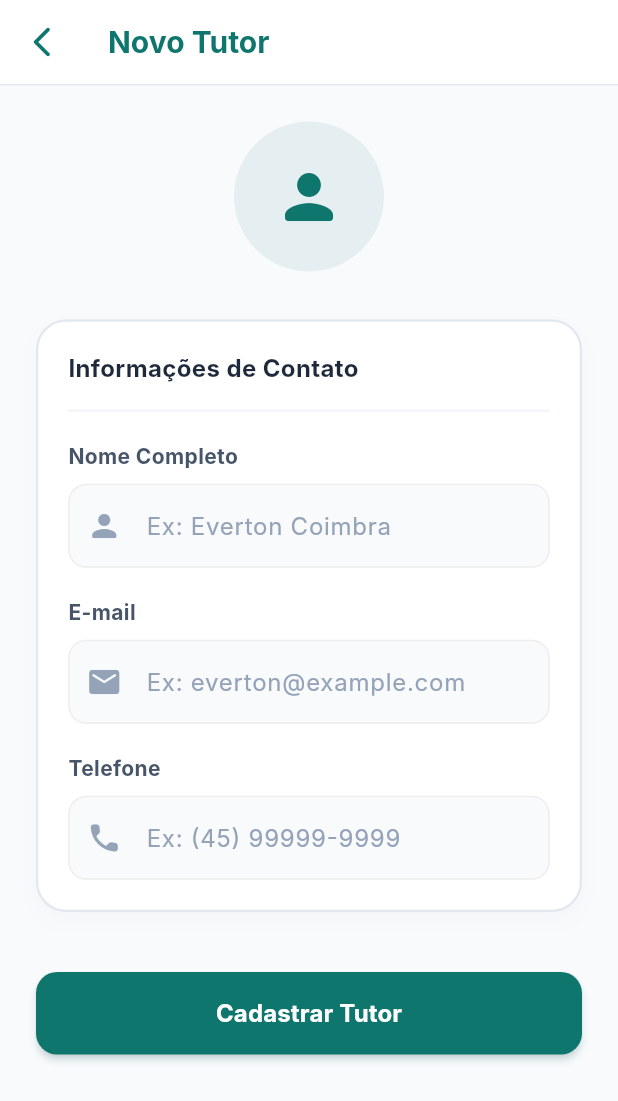
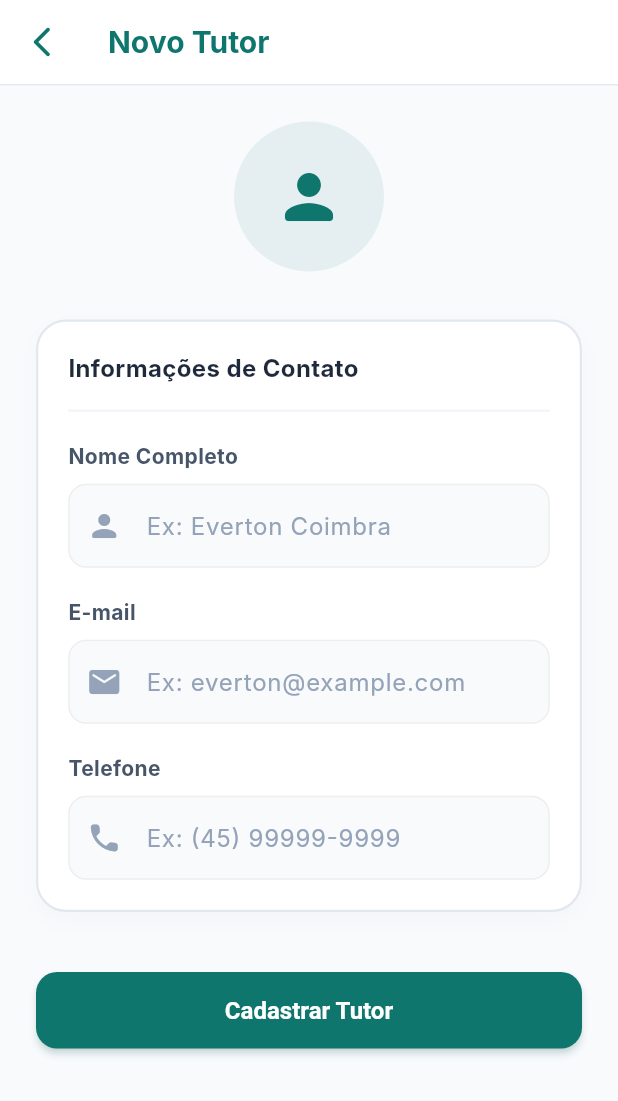
Before and after one commit to evertonfoz/dm_sqlite, a Flutter app: the screen it shows once a user with an empty profile is signed in, after a tap on "Novo Tutor", on a phone screen of 412 x 824 dp. Shown: the top 1101 px of the screen. Run offline on Flutter 3.47's test engine with Material 3 defaults, Android fonts, the phone set to English and light mode, and no system bars; our stand-ins replace flutter_dotenv, sqflite, supabase_flutter; accounts and stored records are empty; Roboto replaces fonts that are missing (Inter).

Commit message:
feat(auth): align onboarding UI and global button themes with PDF specs

```diff
--- a/pet_care/lib/features/auth/presentation/pages/onboarding_page.dart
+++ b/pet_care/lib/features/auth/presentation/pages/onboarding_page.dart
@@ -17,50 +17,81 @@
       backgroundColor: const Color(0xFFF8FAFC),
       body: SafeArea(
         child: Padding(
-          padding: const EdgeInsets.symmetric(horizontal: 24.0, vertical: 16.0),
+          padding: const EdgeInsets.all(24.0),
           child: Column(
-            mainAxisAlignment: MainAxisAlignment.center,
             children: [
               const Spacer(),
-              // Ícone ou Elemento Visual Principal
-              Container(
-                padding: const EdgeInsets.all(24.0),
-                decoration: const BoxDecoration(
-                  color: Color(0xFFE6F4F2),
-                  shape: BoxShape.circle,
+              _buildIcon(),
+              const SizedBox(height: 32),
+              _buildTitle(),
+              const SizedBox(height: 16),
+              _buildDescription(),
+              const Spacer(),
+              const Text(
+                'Comece agora a organizar seus atendimentos.',
+                textAlign: TextAlign.center,
+                style: TextStyle(
+                  fontSize: 14,
+                  color: Color(0xFF64748B),
+                ),
+              ),
+              const SizedBox(height: 16),
+              _buildCreateAccountButton(context),
+              const SizedBox(height: 12),
+              _buildLoginButton(context),
+              const SizedBox(height: 24),
+            ],
+          ),
+        ),
+      ),
+    );
+  }
+
+  Widget _buildIcon() {
+    return Container(
+      width: 112,
+      height: 112,
+      decoration: BoxDecoration(
+        color: const Color(0xFF0F766E).withValues(alpha: 0.12),
+        borderRadius: BorderRadius.circular(32),
       ),
       child: const Icon(
         Icons.pets,
-                  size: 80,
+        size: 56,
         color: Color(0xFF0F766E),
       ),
-              ),
-              const SizedBox(height: 32),
-              // Título
-              const Text(
+    );
+  }
+
+  Widget _buildTitle() {
+    return const Text(
       'Pet Care',
+      textAlign: TextAlign.center,
       style: TextStyle(
         fontSize: 32,
         fontWeight: FontWeight.bold,
-                  color: Color(0xFF0F766E),
+        color: Color(0xFF1E293B),
       ),
-              ),
-              const SizedBox(height: 16),
-              // Mensagem / Subtítulo
-              const Text(
-                'Organize os dados dos tutores e pets em um só lugar, com acesso seguro e integrado à nuvem.',
+    );
+  }
+
+  Widget _buildDescription() {
+    return const Text(
+      'Organize os dados dos tutores e pets em um só lugar, '
+      'com acesso seguro e integrado à nuvem.',
       textAlign: TextAlign.center,
       style: TextStyle(
         fontSize: 16,
+        height: 1.5,
         color: Color(0xFF64748B),
-                  height: 1.5,
       ),
-              ),
-              const Spacer(),
-              // Botão Criar Conta (Preenchido)
-              SizedBox(
+    );
+  }
+
+  Widget _buildCreateAccountButton(BuildContext context) {
+    return SizedBox(
       width: double.infinity,
-                height: 56,
+      height: 52,
       child: ElevatedButton(
         onPressed: () {
           Navigator.push(
@@ -70,29 +101,16 @@
             ),
           );
         },
-                  style: ElevatedButton.styleFrom(
-                    backgroundColor: const Color(0xFF0F766E),
-                    foregroundColor: Colors.white,
-                    shape: RoundedRectangleBorder(
-                      borderRadius: BorderRadius.circular(12),
+        child: const Text('Criar conta'),
       ),
-                    elevation: 0,
-                  ),
-                  child: const Text(
-                    'Criar Conta',
-                    style: TextStyle(
-                      fontSize: 16,
-                      fontWeight: FontWeight.bold,
-                    ),
-                  ),
-                ),
-              ),
-              const SizedBox(height: 12),
-              // Botão Entrar (Texto / Outline)
-              SizedBox(
+    );
+  }
+
+  Widget _buildLoginButton(BuildContext context) {
+    return SizedBox(
       width: double.infinity,
-                height: 56,
-                child: TextButton(
+      height: 52,
+      child: OutlinedButton(
         onPressed: () {
           Navigator.push(
             context,
@@ -101,26 +119,7 @@
             ),
           );
         },
-                  style: TextButton.styleFrom(
-                    foregroundColor: const Color(0xFF0F766E),
-                    shape: RoundedRectangleBorder(
-                      borderRadius: BorderRadius.circular(12),
-                      side: const BorderSide(color: Color(0xFF0F766E), width: 1.5),
-                    ),
-                  ),
-                  child: const Text(
-                    'Entrar',
-                    style: TextStyle(
-                      fontSize: 16,
-                      fontWeight: FontWeight.bold,
-                    ),
-                  ),
-                ),
-              ),
-              const SizedBox(height: 24),
-            ],
-          ),
-        ),
+        child: const Text('Entrar'),
       ),
     );
   }
--- a/pet_care/lib/main.dart
+++ b/pet_care/lib/main.dart
@@ -43,6 +43,35 @@
         ),
         fontFamily:
             'Inter', // Utiliza a fonte padrão com fallback do sistema operacional
+        elevatedButtonTheme: ElevatedButtonThemeData(
+          style: ElevatedButton.styleFrom(
+            backgroundColor: const Color(0xFF0F766E),
+            foregroundColor: Colors.white,
+            shape: RoundedRectangleBorder(
+              borderRadius: BorderRadius.circular(16),
+            ),
+            textStyle: const TextStyle(
+              fontSize: 16,
+              fontWeight: FontWeight.w600,
+            ),
+          ),
+        ),
+        outlinedButtonTheme: OutlinedButtonThemeData(
+          style: OutlinedButton.styleFrom(
+            foregroundColor: const Color(0xFF0F766E),
+            side: const BorderSide(
+              color: Color(0xFF0F766E),
+              width: 1.4,
+            ),
+            shape: RoundedRectangleBorder(
+              borderRadius: BorderRadius.circular(16),
+            ),
+            textStyle: const TextStyle(
+              fontSize: 16,
+              fontWeight: FontWeight.w600,
+            ),
+          ),
+        ),
       ),
       home: const AuthGate(),
     );
```
Also changed, not shown: 2 other files. Lines whose indentation alone changed are shown as unchanged.
